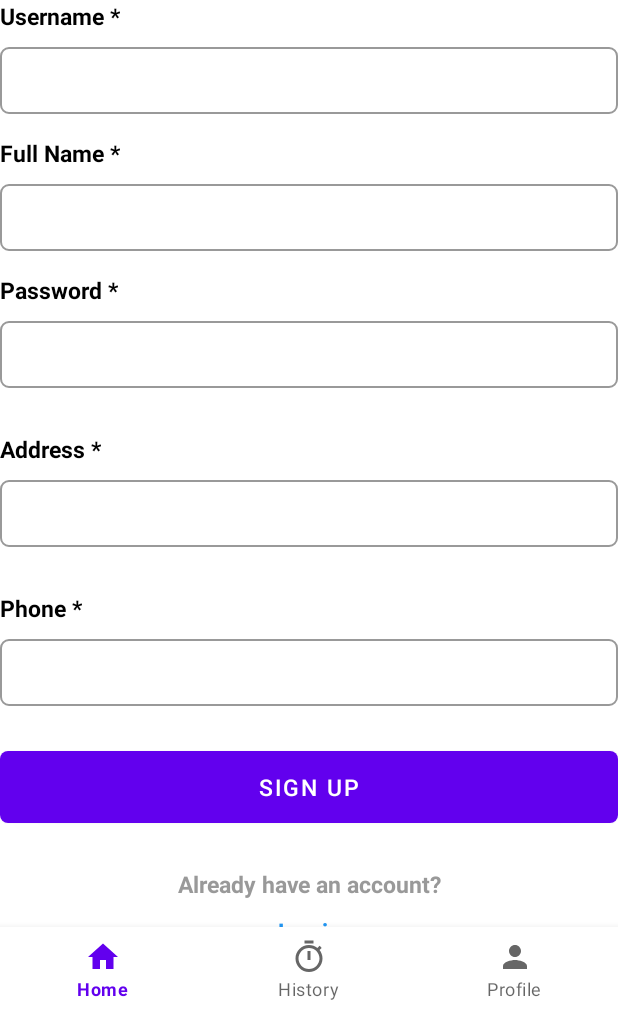
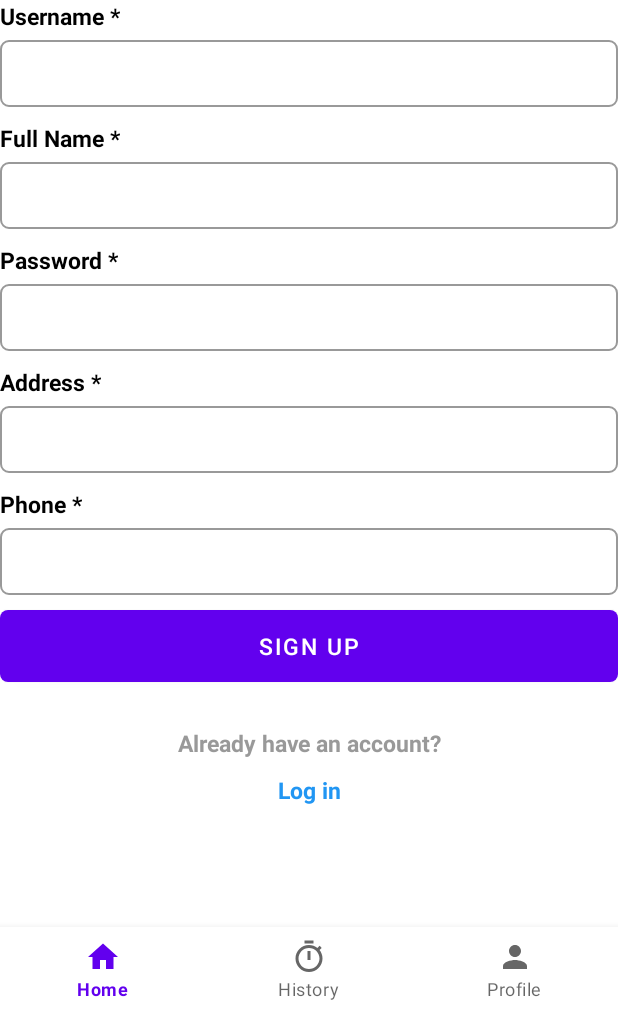
Before and after one commit to tmhhh/Android_foodyClone, an Android app: the fragment SignupFragment placed in its activity, on a phone screen of 412 x 824 dp, the part 225-1236 px from its top. Run offline under Robolectric (Android 15) with nearby library versions, the phone set to English and light mode, and no system bars; 1 statement that could not run was skipped.

Commit message:
map user data to profile + persist login

```diff
--- a/app/src/main/java/hcmute/spkt/truongminhhoang/foodyclone/HomeFragment.java
+++ b/app/src/main/java/hcmute/spkt/truongminhhoang/foodyclone/HomeFragment.java
@@ -30,6 +30,7 @@ import java.util.List;
 import hcmute.spkt.truongminhhoang.foodyclone.adapters.RestaurantListAdapter;
 import hcmute.spkt.truongminhhoang.foodyclone.classes.Database;
 import hcmute.spkt.truongminhhoang.foodyclone.classes.Restaurant;
+import hcmute.spkt.truongminhhoang.foodyclone.classes.User;
 import hcmute.spkt.truongminhhoang.foodyclone.util.Keyboard;
 
 /**
@@ -83,17 +84,25 @@ public class HomeFragment extends Fragment {
     List<Restaurant> restaurants;
     Database db;
     EditText et;
+    TextView tvUserAddress;
+
     @Override
     public View onCreateView(LayoutInflater inflater, ViewGroup container,
                              Bundle savedInstanceState) {
         // Inflate the layout for this fragment
         View view = inflater.inflate(R.layout.fragment_home, container, false);
         //INITIALIZE VARIABLE
+        et = (EditText) view.findViewById(R.id.etSearch);
+        tvUserAddress = view.findViewById(R.id.userAddress);
+        db = new Database(getActivity(), "Foody.sqlite", null, 1);
+        Intent intent = getActivity().getIntent();
+        User currentUser = (User) intent.getSerializableExtra("userInfo");
+        tvUserAddress.setText("To " + currentUser.getAddress());
         listView = (ListView) view.findViewById(R.id.restaurantsLv);
-        et = (EditText) view.findViewById(R.id.etSearch);
-        db = new Database(getActivity(), "Foody.sqlite", null, 1);
+        restaurants = getListData("SELECT * FROM Restaurant");
+
+//        insertRestaurantData();
         createRestaurantTable();
-        restaurants = getListData("SELECT * FROM Restaurant");
         mapListResToView();
         setListViewHeight();
         // EVENT
@@ -142,9 +151,14 @@ public class HomeFragment extends Fragment {
     private void insertRestaurantData() {
 //        String query = "INSERT INTO Restaurant VALUES(null,'pho24','Phở Ông Hùng', 'Food', '40.000', '66 Ngô Đức Kế, Bến Nghé, Quận 1, Thành phố Hồ Chí Minh')";
 //        String query = "INSERT INTO Restaurant VALUES(null,'dookki','Dokki', 'Food', '130.000', '11 Sư Vạn Hạnh, Phường 12, Quận 10, Thành phố Hồ Chí Minh')";
-        String query = "INSERT INTO Restaurant VALUES(null,'hadilao','Hadilao', 'Food', '500.000', 'Thành phố Hồ Chí Minh, Quận 1, Lê Thánh Tôn, L3-8')";
-
-        db.QueryData(query);
+//        String query = "INSERT INTO Restaurant VALUES(null,'hadilao','Hadilao', 'Food', '500.000', 'Thành phố Hồ Chí Minh, Quận 1, Lê Thánh Tôn, L3-8')";
+        List<String> listQuery = new ArrayList<String>();
+        listQuery.add("INSERT INTO Restaurant VALUES(null,'pho24','Phở Ông Hùng', 'Food', '40.000', '66 Ngô Đức Kế, Bến Nghé, Quận 1, Thành phố Hồ Chí Minh')");
+        listQuery.add("INSERT INTO Restaurant VALUES(null,'dookki','Dokki', 'Food', '130.000', '11 Sư Vạn Hạnh, Phường 12, Quận 10, Thành phố Hồ Chí Minh')");
+        listQuery.add("INSERT INTO Restaurant VALUES(null,'hadilao','Hadilao', 'Food', '500.000', 'Thành phố Hồ Chí Minh, Quận 1, Lê Thánh Tôn, L3-8')");
+        for (String query : listQuery) {
+            db.QueryData(query);
+        }
     }
 
 
--- a/app/src/main/java/hcmute/spkt/truongminhhoang/foodyclone/SignupFragment.java
+++ b/app/src/main/java/hcmute/spkt/truongminhhoang/foodyclone/SignupFragment.java
@@ -7,6 +7,7 @@ import androidx.fragment.app.Fragment;
 import androidx.fragment.app.FragmentManager;
 import androidx.fragment.app.FragmentTransaction;
 
+import android.util.Log;
 import android.view.LayoutInflater;
 import android.view.View;
 import android.view.ViewGroup;
@@ -54,7 +55,9 @@ public class SignupFragment extends Fragment {
         fragment.setArguments(args);
         return fragment;
     }
+
     Database db;
+
     @Override
     public void onCreate(Bundle savedInstanceState) {
         super.onCreate(savedInstanceState);
@@ -63,26 +66,27 @@ public class SignupFragment extends Fragment {
             mParam2 = getArguments().getString(ARG_PARAM2);
         }
     }
+
     @Override
     public View onCreateView(LayoutInflater inflater, ViewGroup container,
                              Bundle savedInstanceState) {
-        db = new Database(getActivity(),"Foody.sqlite",null,1);
+        db = new Database(getActivity(), "Foody.sqlite", null, 1);
         // Inflate the layout for this fragment
         View view = (View) inflater.inflate(R.layout.fragment_signup, container, false);
-        Button btnSignUp= view.findViewById(R.id.btnSignup);
-        TextView tvLogin=view.findViewById(R.id.tvLogin);
-        EditText etUserName= view.findViewById(R.id.etUsername);
-        EditText etFullName= view.findViewById(R.id.etFullName);
-        EditText etPassword= view.findViewById(R.id.etPassword);
-        EditText etAddress=view.findViewById(R.id.etAddress);
-        EditText etPhoneNumber=view.findViewById(R.id.etPhonenumber);
+        Button btnSignUp = view.findViewById(R.id.btnSignup);
+        TextView tvLogin = view.findViewById(R.id.tvLogin);
+        EditText etUserName = view.findViewById(R.id.etUsername);
+        EditText etFullName = view.findViewById(R.id.etFullName);
+        EditText etPassword = view.findViewById(R.id.etPassword);
+        EditText etAddress = view.findViewById(R.id.etAddress);
+        EditText etPhoneNumber = view.findViewById(R.id.etPhoneNumber);
         //
         tvLogin.setOnClickListener(new View.OnClickListener() {
             @Override
             public void onClick(View view) {
                 FragmentManager fragmentManager = getParentFragmentManager();
                 FragmentTransaction fragmentTransaction = fragmentManager.beginTransaction();
-                fragmentTransaction.replace(R.id.authorizeLayout,new LoginFragment());
+                fragmentTransaction.replace(R.id.authorizeLayout, new LoginFragment());
                 fragmentTransaction.commit();
             }
         });
@@ -90,44 +94,43 @@ public class SignupFragment extends Fragment {
         btnSignUp.setOnClickListener(new View.OnClickListener() {
             @Override
             public void onClick(View view) {
-                boolean isError=false;
+                boolean isError = false;
                 String userName = etUserName.getText().toString();
                 String fullName = etFullName.getText().toString();
                 String password = etPassword.getText().toString();
-                String address=etAddress.getText().toString();
-                String phonenumber=etAddress.getText().toString();
+                String address = etAddress.getText().toString();
+                String phoneNumber = etPhoneNumber.getText().toString();
                 //CHECK INPUT EMPTY
-                if(userName.trim().isEmpty()){
+                if (userName.trim().isEmpty()) {
                     etUserName.setError("This field is required !!!");
-                    isError=true;
+                    isError = true;
                 }
-                if(fullName.trim().isEmpty()){
+                if (fullName.trim().isEmpty()) {
                     etFullName.setError("This field is required !!!");
-                    isError=true;
+                    isError = true;
                 }
-                if(address.trim().isEmpty()){
+                if (address.trim().isEmpty()) {
                     etAddress.setError("This field is required !!!");
-                    isError=true;
+                    isError = true;
                 }
-                if(password.trim().isEmpty()){
+                if (password.trim().isEmpty()) {
                     etPassword.setError("This field is required !!!");
-                    isError=true;
+                    isError = true;
                 }
-                if(phonenumber.trim().isEmpty()){
+                if(phoneNumber.trim().isEmpty()){
                     etPhoneNumber.setError("This field is required !!!");
                     isError=true;
                 }
-                if(isError) return;
+                if (isError) return;
 
-                String checkAccountExistQuery="SELECT * FROM User WHERE userName='"+userName+"'";
-                Cursor cursor=db.GetData(checkAccountExistQuery);
-                if(cursor.getCount()==0){
-                    String registerAccountQuery="INSERT INTO User VALUES(null,'"+userName+"','"+fullName+"','"+password+"')";
+                String checkAccountExistQuery = "SELECT * FROM User WHERE userName='" + userName + "'";
+                Cursor cursor = db.GetData(checkAccountExistQuery);
+                if (cursor.getCount() == 0) {
+                    String registerAccountQuery = "INSERT INTO User VALUES(null,'" + userName + "','" + fullName + "','" + password + "','" + phoneNumber + "','" + address + "')";
                     db.QueryData(registerAccountQuery);
                     Toast.makeText(getActivity(), "Register successfully !!!", Toast.LENGTH_SHORT).show();
 
-                }
-                else{
+                } else {
                     Toast.makeText(getActivity(), "This account has already existed !!!", Toast.LENGTH_SHORT).show();
                 }
             }
--- a/app/src/main/res/layout/fragment_signup.xml
+++ b/app/src/main/res/layout/fragment_signup.xml
@@ -28,14 +28,14 @@
             android:textSize="15dp"
             android:textStyle="bold"
             android:textColor="@color/black"
-            android:layout_marginBottom="10dp"
+            android:layout_marginBottom="5dp"
             />
         <EditText
             android:id="@+id/etUsername"
             android:layout_width="match_parent"
             android:layout_height="wrap_content"
             android:background="@drawable/text_input"
-            android:layout_marginBottom="15dp"
+            android:layout_marginBottom="10dp"
 
             />
     </LinearLayout>
@@ -52,14 +52,14 @@
             android:textSize="15dp"
             android:textStyle="bold"
             android:textColor="@color/black"
-            android:layout_marginBottom="10dp"
+            android:layout_marginBottom="5dp"
             />
         <EditText
             android:id="@+id/etFullName"
             android:layout_width="match_parent"
             android:layout_height="wrap_content"
             android:background="@drawable/text_input"
-            android:layout_marginBottom="15dp"
+            android:layout_marginBottom="10dp"
 
             />
     </LinearLayout>
@@ -76,7 +76,7 @@
             android:textSize="15dp"
             android:textStyle="bold"
             android:textColor="@color/black"
-            android:layout_marginBottom="10dp"
+            android:layout_marginBottom="5dp"
 
             />
         <EditText
@@ -85,7 +85,7 @@
             android:layout_height="wrap_content"
             android:inputType="textPassword"
             android:background="@drawable/text_input"
-            android:layout_marginBottom="30dp"
+            android:layout_marginBottom="10dp"
 
             />
     </LinearLayout>
@@ -102,7 +102,7 @@
             android:textSize="15dp"
             android:textStyle="bold"
             android:textColor="@color/black"
-            android:layout_marginBottom="10dp"
+            android:layout_marginBottom="5dp"
 
             />
         <EditText
@@ -110,7 +110,7 @@
             android:layout_width="match_parent"
             android:layout_height="wrap_content"
             android:background="@drawable/text_input"
-            android:layout_marginBottom="30dp"
+            android:layout_marginBottom="10dp"
             />
     </LinearLayout>
     <LinearLayout
@@ -127,16 +127,16 @@
             android:textSize="15dp"
             android:textStyle="bold"
             android:textColor="@color/black"
-            android:layout_marginBottom="10dp"
+            android:layout_marginBottom="5dp"
 
             />
         <EditText
-            android:id="@+id/etPhonenumber"
+            android:id="@+id/etPhoneNumber"
             android:layout_width="match_parent"
             android:layout_height="wrap_content"
             android:inputType="number"
             android:background="@drawable/text_input"
-            android:layout_marginBottom="30dp"
+            android:layout_marginBottom="10dp"
             />
     </LinearLayout>
     <Button
```
Also changed, not shown: app/src/main/java/hcmute/spkt/truongminhhoang/foodyclone/LoginFragment.java (+35 -25 lines), app/src/main/java/hcmute/spkt/truongminhhoang/foodyclone/ProfileFragment.java (+21 -3 lines), app/src/main/java/hcmute/spkt/truongminhhoang/foodyclone/UnauthorizedActivity.java (+30 -8 lines), app/src/main/java/hcmute/spkt/truongminhhoang/foodyclone/classes/User.java (+7 -5 lines), app/src/main/res/layout/fragment_profile.xml (+11 -4 lines).
